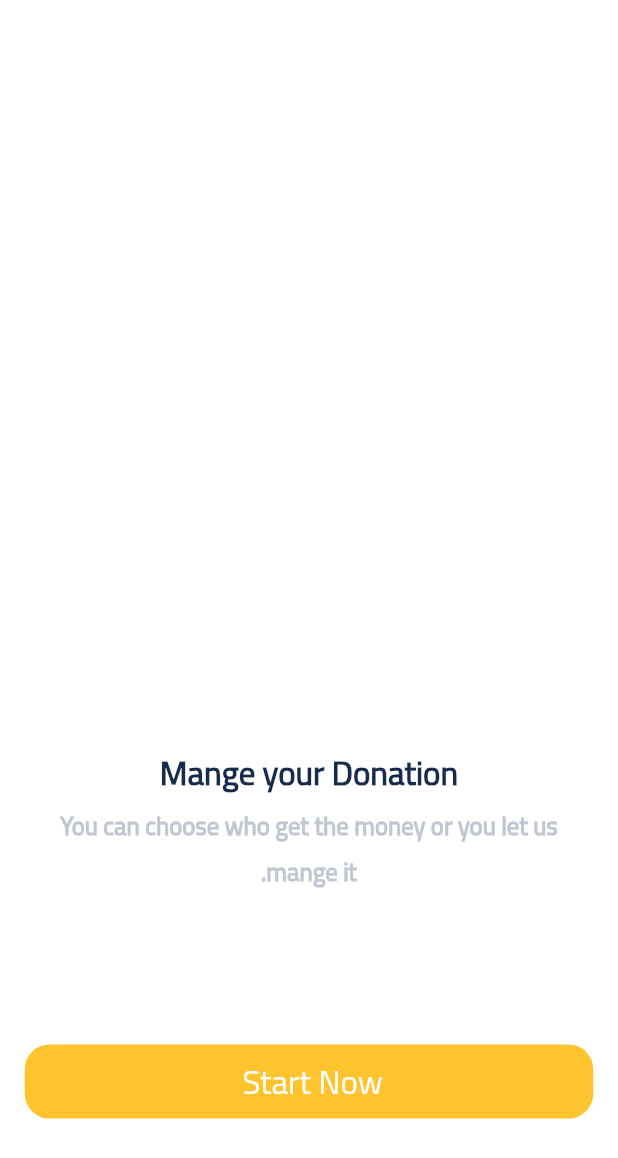
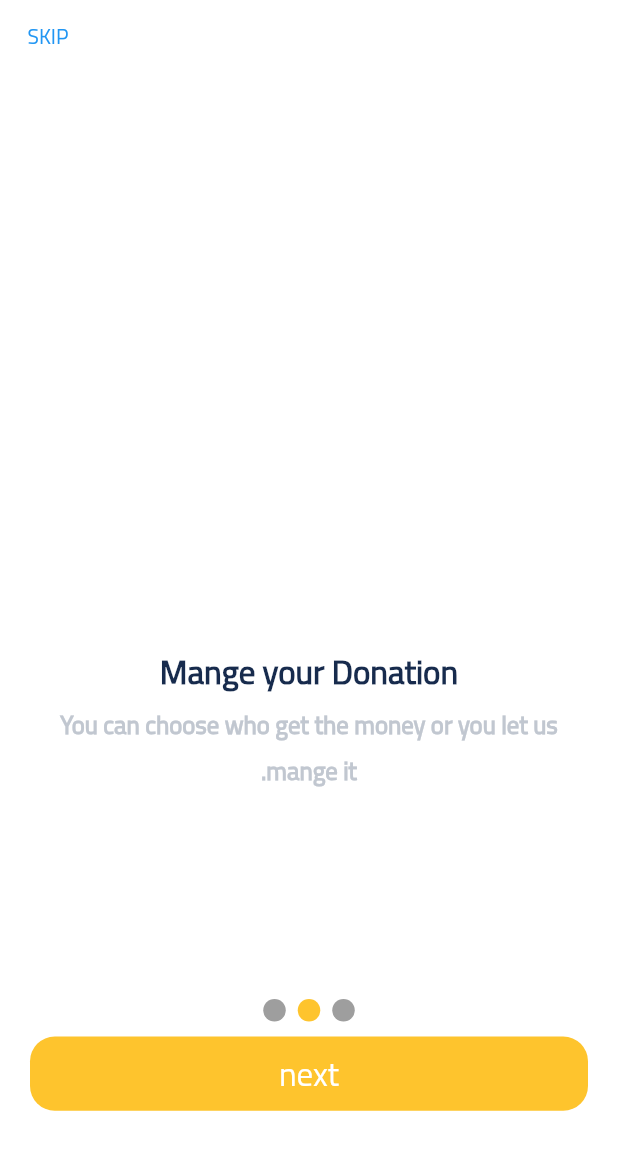
Before and after one commit to abdelrahmanyasser65/Mughith-, a Flutter app: the OnBoardingScreen screen opened directly, swiped to page 2, on a phone screen of 412 x 824 dp. Shown: the top 1158 px of the screen. Run offline on Flutter 3.47's test engine with Material 2 defaults, Android fonts, the phone set to English and light mode, and no system bars; drawn by our look-alikes of smooth_page_indicator; our stand-ins replace get, hexcolor, image_picker, shared_preferences, sizer; accounts and stored records are empty.

Commit message:
edit on boardin

```diff
--- a/lib/persentation/screens/onBoarding/onboarding.dart
+++ b/lib/persentation/screens/onBoarding/onboarding.dart
@@ -5,36 +5,53 @@ import 'package:mughith/data/models/on_boarding_models.dart';
 import 'package:mughith/persentation/resources/color_manager.dart';
 import 'package:mughith/persentation/resources/fonts.dart';
 import 'package:mughith/persentation/resources/values_manager.dart';
-import 'package:mughith/persentation/screens/auth/login_screen.dart';
-import 'package:mughith/persentation/widget/auth/default_button.dart';
 import 'package:mughith/persentation/widget/default_text.dart';
 import 'package:sizer/sizer.dart';
+import 'package:smooth_page_indicator/smooth_page_indicator.dart';
+
+import '../../widget/auth/default_button.dart';
 
 class OnBoardingScreen extends StatelessWidget {
   OnBoardingScreen({Key? key}) : super(key: key);
 
-  final PageController controller = PageController(initialPage: 0);
   final IntroController _introController = Get.put(IntroController());
 
   @override
   Widget build(BuildContext context) {
     return Scaffold(
-      body: PageView.builder(
-        physics: const BouncingScrollPhysics(),
-        controller: controller,
-        itemCount: boardingList.length,
-        onPageChanged: (val) {},
-        itemBuilder: (context, int index) {
-          return Container(
-            height: double.infinity,
-            width: double.infinity,
+      body: SafeArea(
+        child: Container(
           color: ColorManager.white,
-            padding: EdgeInsets.only(
-              top: HeightSized.h16,
+          child: Column(
+            children: [
+              Row(
+                mainAxisAlignment: MainAxisAlignment.end,
+                children: [
+                  TextButton(
+                      onPressed: (){
+                        _introController.skipButton();
+                      }, child:Text(
+                      'SKIP'.tr
+                  ) ) ,
+                ],
+              ),
+              Container(
+                padding:  EdgeInsets.only(
+                  top: HeightSized.h2,
                   left: WidthSized.w4,
                   right: WidthSized.w4,
                 ),
-            child: Column(
+                height: Get.height*.75,
+                width: double.infinity,
+                child: PageView.builder(
+                  controller: _introController.pageController,
+                  physics: const BouncingScrollPhysics(),
+                  itemCount: boardingList.length,
+                  onPageChanged: (value) {
+                    _introController.changeCurrentIndex(value);
+                  },
+                  itemBuilder: (context, int index) {
+                    return Column(
                       children: [
                         Image.asset(
                           boardingList[index].image,
@@ -59,20 +76,44 @@ class OnBoardingScreen extends StatelessWidget {
                           textAlign: TextAlign.center,
                         ),
                         SizedBox(
-                  height: HeightSized.h12,
+                          height: HeightSized.h2,
                         ),
-                DefaultButton(
+                      ],
+                    );
+                  },
+                ),
+              ),
+              SmoothPageIndicator(
+                controller:_introController.pageController,
+                count: boardingList.length ,
+                axisDirection: Axis.horizontal,
+                effect:  SlideEffect(
+                    spacing:  8.0,
+                    radius: 15,
+                    dotWidth:  15.0,
+                    dotHeight:  15.0,
+                    strokeWidth:  1.5,
+                    dotColor:  Colors.grey,
+                    activeDotColor:  ColorManager.primary
+                ),
+              )
+              ,
+              Padding(
+                padding: const EdgeInsets.only(left: 20,right: 20,top: 10),
+                child: GetBuilder<IntroController>(
+                  builder:(controller) => DefaultButton(
                     color: ColorManager.primary,
-                  onPressed: () {
-                    // Get.to(LoginScreen());
-                    _introController.moveToNextScreen();
+                    onPressed: ()
+                    {
+                      _introController.moveToLoginScreen();
                     },
-                  text: 'Start Now ',
+                    text:_introController.currentIndex==boardingList.length-1?'Start Now'.tr:'next'.tr,
+                  ),
+                ),
               ),
             ],
           ),
-          );
-        },
+        ),
       ),
     );
   }
```
Lines whose indentation alone changed are shown as unchanged.
